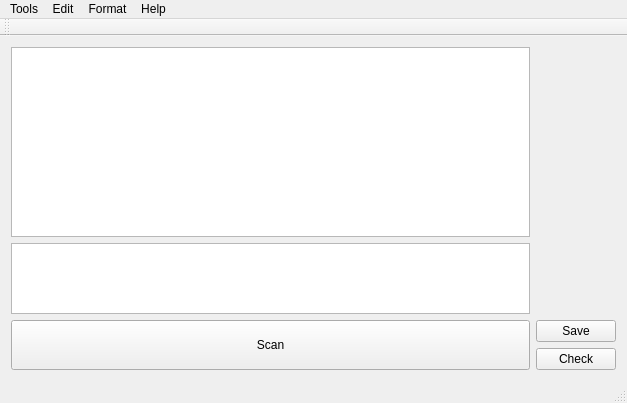
Above: mainwindow.ui from Jyang772/PenguHash before the change. Below: the same form after it.
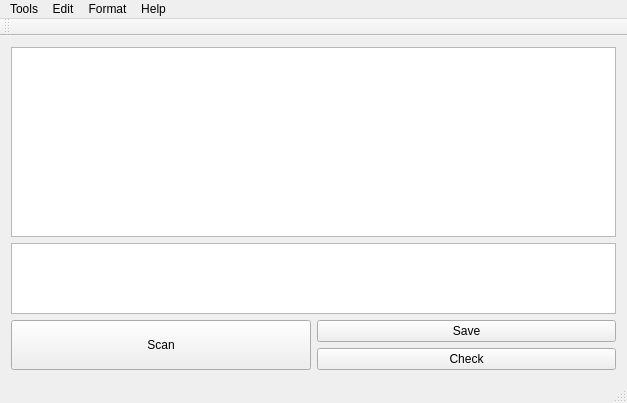
That is the form after the change.

Patch:
```diff
--- a/mainwindow.ui
+++ b/mainwindow.ui
@@ -48,23 +48,7 @@
       </property>
      </widget>
     </item>
-    <item row="1" column="0">
-     <widget class="QTextBrowser" name="textBrowser">
-      <property name="sizePolicy">
-       <sizepolicy hsizetype="Preferred" vsizetype="Preferred">
-        <horstretch>0</horstretch>
-        <verstretch>0</verstretch>
-       </sizepolicy>
-      </property>
-      <property name="horizontalScrollBarPolicy">
-       <enum>Qt::ScrollBarAsNeeded</enum>
-      </property>
-      <property name="sizeAdjustPolicy">
-       <enum>QAbstractScrollArea::AdjustToContentsOnFirstShow</enum>
-      </property>
-     </widget>
-    </item>
-    <item row="0" column="0">
+    <item row="0" column="0" colspan="2">
      <widget class="QTableWidget" name="tableWidget">
       <property name="horizontalScrollBarPolicy">
        <enum>Qt::ScrollBarAsNeeded</enum>
@@ -76,7 +60,7 @@
        <enum>QAbstractItemView::ExtendedSelection</enum>
       </property>
       <property name="textElideMode">
-       <enum>Qt::ElideNone</enum>
+       <enum>Qt::ElideRight</enum>
       </property>
       <property name="horizontalScrollMode">
        <enum>QAbstractItemView::ScrollPerPixel</enum>
@@ -86,6 +70,22 @@
       </property>
      </widget>
     </item>
+    <item row="1" column="0" colspan="2">
+     <widget class="QTextBrowser" name="textBrowser">
+      <property name="sizePolicy">
+       <sizepolicy hsizetype="Preferred" vsizetype="Preferred">
+        <horstretch>0</horstretch>
+        <verstretch>0</verstretch>
+       </sizepolicy>
+      </property>
+      <property name="horizontalScrollBarPolicy">
+       <enum>Qt::ScrollBarAsNeeded</enum>
+      </property>
+      <property name="sizeAdjustPolicy">
+       <enum>QAbstractScrollArea::AdjustToContentsOnFirstShow</enum>
+      </property>
+     </widget>
+    </item>
    </layout>
   </widget>
   <widget class="QMenuBar" name="menuBar">
```
